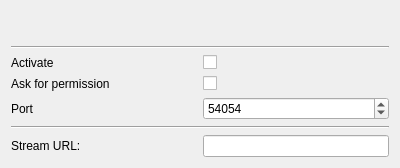
return42/sayonara, file src/GUI/PlayerPlugins/Broadcasting/GUI_BroadcastSetup.ui: the form before one commit.
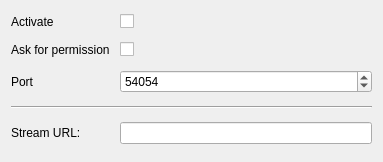
The form after the commit.

What changed in the file:
```diff
--- a/src/GUI/PlayerPlugins/Broadcasting/GUI_BroadcastSetup.ui
+++ b/src/GUI/PlayerPlugins/Broadcasting/GUI_BroadcastSetup.ui
@@ -6,47 +6,43 @@
    <rect>
     <x>0</x>
     <y>0</y>
-    <width>400</width>
-    <height>168</height>
+    <width>383</width>
+    <height>162</height>
    </rect>
   </property>
   <layout class="QGridLayout" name="gridLayout">
-   <item row="2" column="1">
-    <widget class="QCheckBox" name="cb_active">
-     <property name="text">
-      <string/>
-     </property>
-    </widget>
-   </item>
-   <item row="5" column="0" colspan="2">
-    <widget class="Line" name="line_2">
-     <property name="orientation">
-      <enum>Qt::Horizontal</enum>
-     </property>
-    </widget>
-   </item>
-   <item row="3" column="1">
-    <widget class="QCheckBox" name="cb_prompt">
-     <property name="text">
-      <string/>
-     </property>
-    </widget>
-   </item>
+   <property name="spacing">
+    <number>10</number>
+   </property>
    <item row="2" column="0">
+    <widget class="QLabel" name="label">
+     <property name="text">
+      <string>Port</string>
+     </property>
+    </widget>
+   </item>
+   <item row="0" column="0">
     <widget class="QLabel" name="label_2">
      <property name="text">
       <string>Activate</string>
      </property>
     </widget>
    </item>
-   <item row="3" column="0">
+   <item row="1" column="0">
     <widget class="QLabel" name="label_3">
      <property name="text">
       <string>Ask for permission</string>
      </property>
     </widget>
    </item>
-   <item row="4" column="1">
+   <item row="0" column="1">
+    <widget class="QCheckBox" name="cb_active">
+     <property name="text">
+      <string/>
+     </property>
+    </widget>
+   </item>
+   <item row="2" column="1">
     <widget class="QSpinBox" name="sb_port">
      <property name="maximum">
       <number>65535</number>
@@ -56,45 +52,17 @@
      </property>
     </widget>
    </item>
-   <item row="1" column="0" colspan="2">
-    <widget class="Line" name="line">
-     <property name="orientation">
-      <enum>Qt::Horizontal</enum>
-     </property>
-    </widget>
-   </item>
-   <item row="4" column="0">
-    <widget class="QLabel" name="label">
-     <property name="text">
-      <string>Port</string>
-     </property>
-    </widget>
-   </item>
-   <item row="0" column="0" colspan="2">
-    <widget class="QLabel" name="lab_title">
-     <property name="font">
-      <font>
-       <pointsize>11</pointsize>
-       <weight>75</weight>
-       <bold>true</bold>
-      </font>
-     </property>
+   <item row="1" column="1">
+    <widget class="QCheckBox" name="cb_prompt">
      <property name="text">
       <string/>
      </property>
     </widget>
    </item>
-   <item row="6" column="0">
-    <widget class="QLabel" name="lab_url_title">
-     <property name="text">
-      <string>Stream URL:</string>
-     </property>
-    </widget>
-   </item>
-   <item row="6" column="1">
+   <item row="4" column="1">
     <widget class="QLineEdit" name="le_url">
      <property name="sizePolicy">
-      <sizepolicy hsizetype="Preferred" vsizetype="Fixed">
+      <sizepolicy hsizetype="Expanding" vsizetype="Fixed">
        <horstretch>0</horstretch>
        <verstretch>0</verstretch>
       </sizepolicy>
@@ -107,6 +75,20 @@
      </property>
     </widget>
    </item>
+   <item row="3" column="0" colspan="2">
+    <widget class="Line" name="line_2">
+     <property name="orientation">
+      <enum>Qt::Horizontal</enum>
+     </property>
+    </widget>
+   </item>
+   <item row="4" column="0">
+    <widget class="QLabel" name="lab_url_title">
+     <property name="text">
+      <string>Stream URL:</string>
+     </property>
+    </widget>
+   </item>
   </layout>
  </widget>
  <resources/>
```
